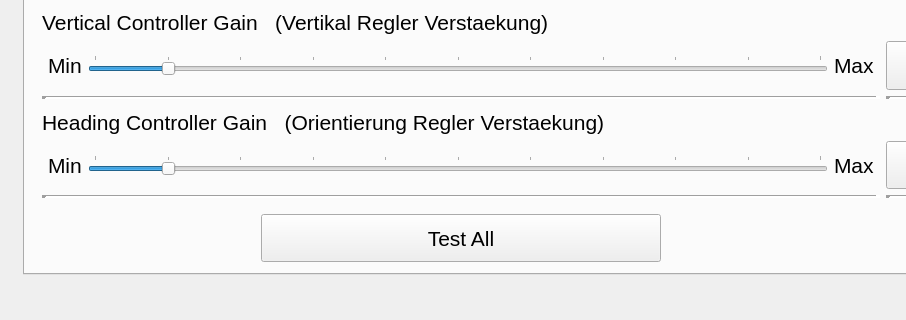
First picture: the form in pps_ws/src/d_fall_pps/GUI_Qt/studentGUI/src/MainWindow.ui, repository alexdidier/rampc-quadrotor, before the edit; both pictures show x 0 to 906 and y 401 to 721 of the 1333 by 721 pixel window.
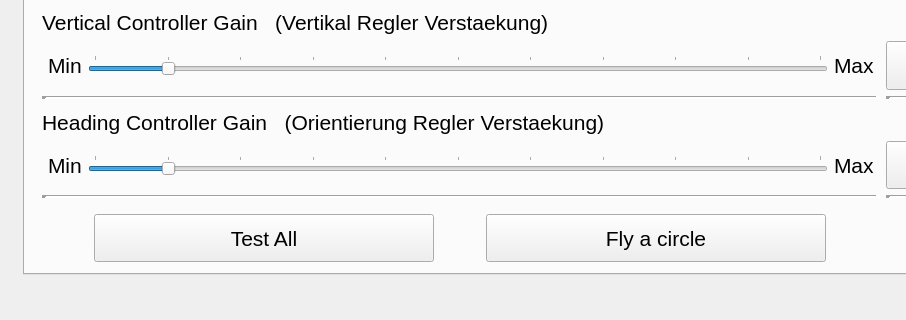
Second picture: the form after the edit.

What changed in the file:
```diff
--- a/pps_ws/src/d_fall_pps/GUI_Qt/studentGUI/src/MainWindow.ui
+++ b/pps_ws/src/d_fall_pps/GUI_Qt/studentGUI/src/MainWindow.ui
@@ -2939,7 +2939,7 @@
                   </property>
                   <property name="maximumSize">
                    <size>
-                    <width>400</width>
+                    <width>340</width>
                     <height>50</height>
                    </size>
                   </property>
@@ -2948,6 +2948,25 @@
                   </property>
                  </widget>
                 </item>
+                <item>
+                 <widget class="QPushButton" name="tuning_test_circle_button">
+                  <property name="sizePolicy">
+                   <sizepolicy hsizetype="MinimumExpanding" vsizetype="MinimumExpanding">
+                    <horstretch>0</horstretch>
+                    <verstretch>0</verstretch>
+                   </sizepolicy>
+                  </property>
+                  <property name="maximumSize">
+                   <size>
+                    <width>340</width>
+                    <height>50</height>
+                   </size>
+                  </property>
+                  <property name="text">
+                   <string>Fly a circle</string>
+                  </property>
+                 </widget>
+                </item>
                </layout>
               </item>
               <item row="6" column="0">
```
